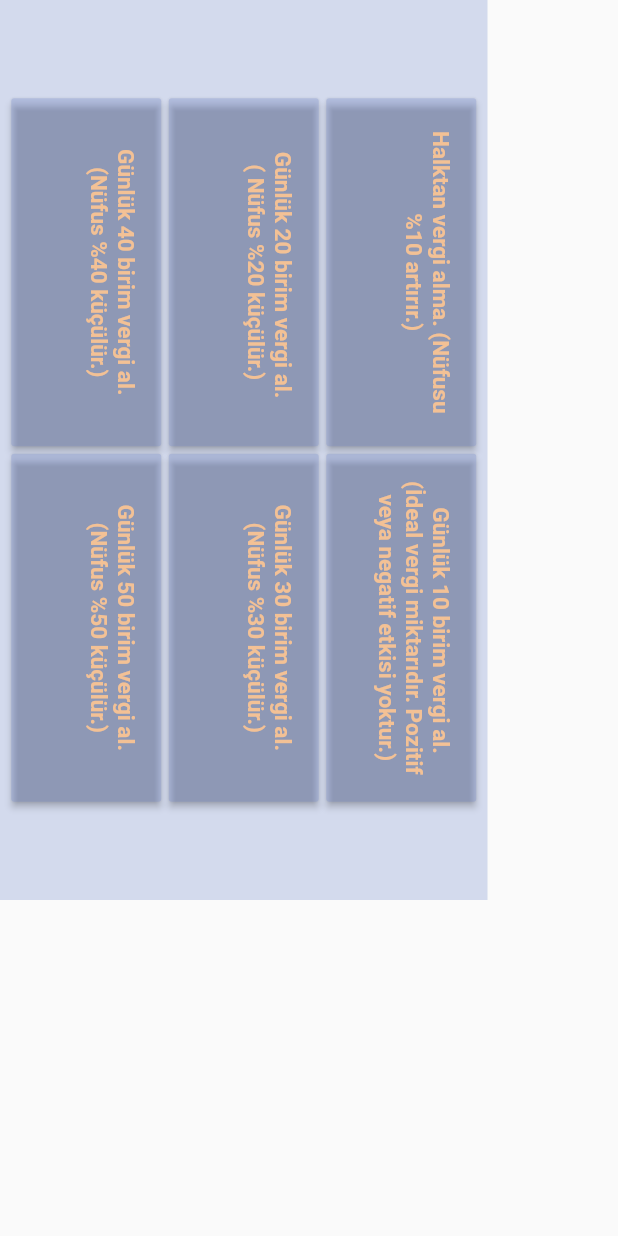
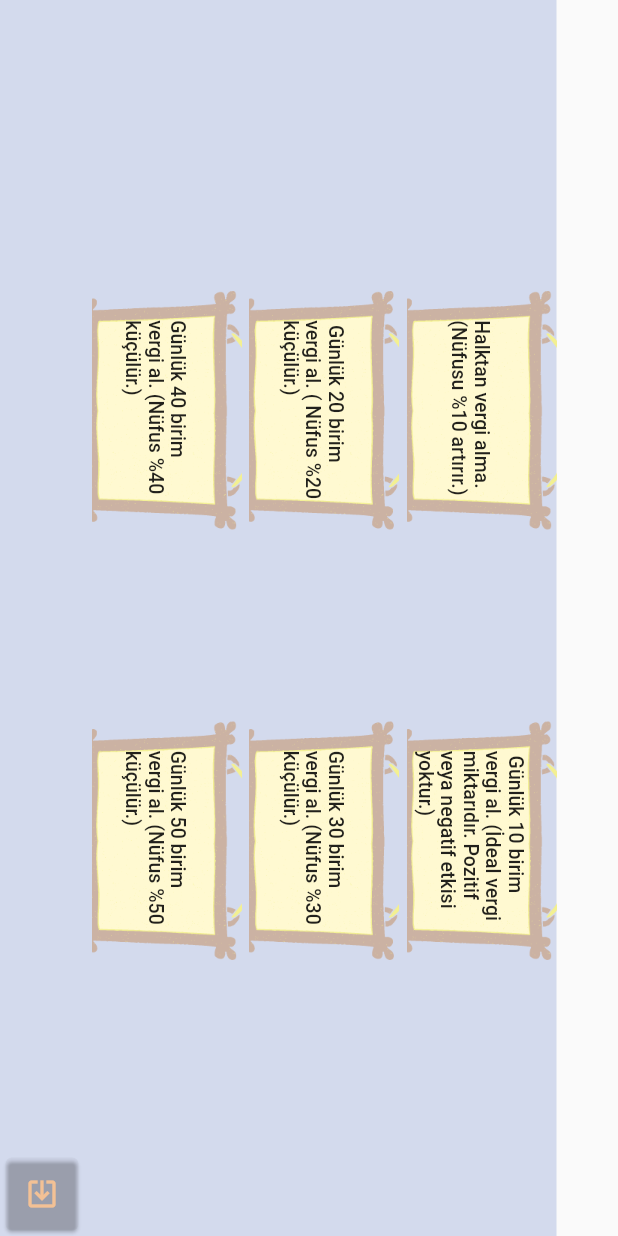
Before and after one commit to Aralidk/NK-Game, a Flutter app: what vergiSistemi() shows on an empty page, opened directly, on a phone screen of 412 x 824 dp. Run offline on Flutter 3.47's test engine with Material 2 defaults, Android fonts, the phone set to English and light mode, and no system bars; our stand-ins replace fluttertoast, hive, hive_flutter; missing offline and left inert: hive_listener; accounts and stored records are empty.

Commit message:
Vergi-Sistemi

```diff
--- a/lib/oyunEkrani.dart
+++ b/lib/oyunEkrani.dart
@@ -10,6 +10,7 @@ import 'package:nkmanagetheworld/controller/yapi_controller.dart';
 import 'package:flutter/material.dart';
 import 'package:flutter/painting.dart';
 import 'package:flutter/services.dart';
+import 'package:nkmanagetheworld/vergiler.dart';
 import 'anasayfa.dart';
 import 'insaat.dart';
 import 'Widgetlar.dart';
@@ -238,7 +239,7 @@ class _HaritaState extends State<Harita> {
                                               DateFormat('yMd')
                                                   .format(box.get("date")),
                                           style: TextStyle(
-                                              color: Color(0xFFC21616),
+                                              color: Color(0xFFF3C195),
                                               fontSize: 20),
                                         );
                                       },
@@ -282,7 +283,7 @@ class _HaritaState extends State<Harita> {
                                     sayfaIsmi: 'Sıralamalar',
                                   ),
                                   YanButton(
-                                    sayfaCagirma: AnaSayfa(),
+                                    sayfaCagirma: vergiSistemi(),
                                     sayfaIsmi: 'Vergi',
                                   ),
                                   YanButton(
@@ -322,7 +323,6 @@ class YanButton extends StatelessWidget {
             ),
           ),
           child: Text(sayfaIsmi,
-
               style: TextStyle(fontSize: 15, fontWeight: FontWeight.bold,)),
         ),
         onTap: () {
--- a/lib/vergiler.dart
+++ b/lib/vergiler.dart
@@ -1,14 +1,14 @@
+import 'package:flutter/cupertino.dart';
 import 'package:flutter/widgets.dart';
+import 'package:flutter/material.dart';
 import 'package:nkmanagetheworld/Widgetlar.dart';
-import 'oyunEkrani.dart';
-import 'package:flutter/material.dart';
+import 'package:nkmanagetheworld/anasayfa.dart';
+import 'package:nkmanagetheworld/oyunEkrani.dart';
 
 class vergiSistemi extends StatelessWidget {
   @override
   Widget build(BuildContext context) {
     return Container(
-      width: 325,
-      height: 600,
         color: Color(0x476E87CB),
         child: RotatedBox(
           quarterTurns: 5,
@@ -42,6 +42,12 @@ class vergiSistemi extends StatelessWidget {
                       vergiAciklama:
                           "Günlük 50 birim vergi al. (Nüfus %50 küçülür.)",
                     ),
+                    Container(
+                      alignment: Alignment.bottomRight,
+                      child: Card(
+                        color: Colors.transparent,
+                          child: GeriButonu((OyunEkrani()))),
+                    ),
                   ],
                 ),
               ),
@@ -57,25 +63,30 @@ class vergiBilgilendirme extends StatelessWidget {
   vergiBilgilendirme({this.vergiAciklama});
   @override
   Widget build(BuildContext context) {
-    return RaisedButton(
-      color: Color(0x476E87CB),
+    return FlatButton(
         onPressed: () {},
         child: Container(
           padding: EdgeInsets.only(top: 15),
           height: 100,
-        width: 200,
-        //color: Color(0xFFF8CDA6),
+          width: 250,
+          decoration: BoxDecoration(
+            image: DecorationImage(
+              fit: BoxFit.cover,
+              image: AssetImage(
+                "assets/vergiButon.png",
+              ),
+            ),
+          ),
+          child: Container(
+            margin: EdgeInsets.only(left: 70, right: 60),
+            alignment: Alignment.center,
             child: Text(
               vergiAciklama,
               style: TextStyle(
-            color: Color(0xFFF3C195),
-            fontSize: 15,
-            decoration: TextDecoration.none,
-            fontWeight: FontWeight.bold,
-          ),
-          textAlign: TextAlign.center,
+                fontSize: 13,
               ),
             ),
-    );
+          ),
+        ));
   }
 }
```
Also changed, not shown: assets/vergiButon.png (added), 1 other file. Lines whose indentation alone changed are shown as unchanged.
